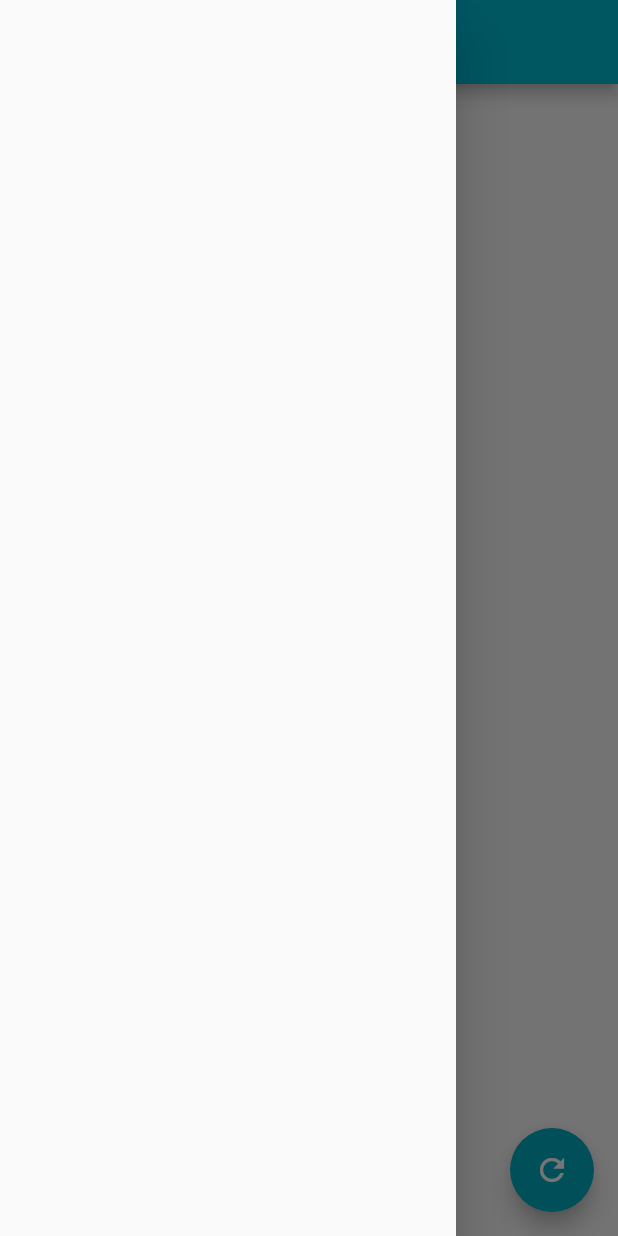
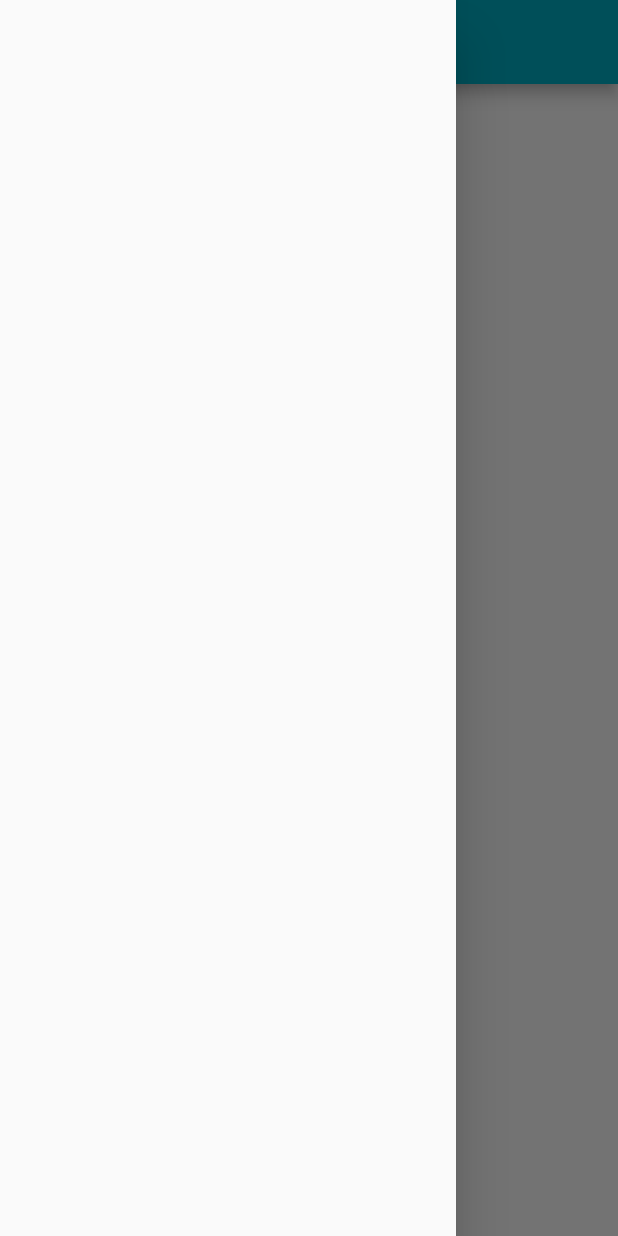
Before and after one commit to realryankim/flutter-pokemon-app, a Flutter app: the screen it shows after launch, with the side drawer open, on a phone screen of 412 x 824 dp. Run offline on Flutter 3.47's test engine with Material 2 defaults, Android fonts, the light colour scheme and no system bars; our stand-ins replace get; network calls fail.

Commit message:
change ui color, add scrollToTop floatingActionButton

```diff
--- a/lib/main.dart
+++ b/lib/main.dart
@@ -16,7 +16,10 @@ class MyApp extends StatelessWidget {
       theme: ThemeData(
         primaryIconTheme: IconThemeData(color: Colors.white),
         primarySwatch: Colors.cyan,
-        accentColor: Colors.cyan[600],
+        colorScheme: ColorScheme.fromSwatch().copyWith(
+          primary: Colors.cyan[600],
+          secondary: Colors.cyan[600],
+        ),
         visualDensity: VisualDensity.adaptivePlatformDensity,
         primaryTextTheme: TextTheme(
           headline6: TextStyle(color: Colors.white),
--- a/lib/src/binding/init_binding.dart
+++ b/lib/src/binding/init_binding.dart
@@ -1,3 +1,4 @@
+import 'package:flutter_pokemon_app/src/controller/home_controller.dart';
 import 'package:flutter_pokemon_app/src/repository/pokemon_repository.dart';
 import 'package:get/get.dart';
 
@@ -5,5 +6,6 @@ class InitBinding implements Bindings {
   @override
   void dependencies() {
     Get.put(PokemonRepository(), permanent: true);
+    Get.put(HomeController());
   }
 }
--- a/lib/src/home.dart
+++ b/lib/src/home.dart
@@ -3,14 +3,13 @@ import 'package:flutter_pokemon_app/src/controller/home_controller.dart';
 import 'package:flutter_pokemon_app/src/pokomon_detail.dart';
 import 'package:get/get.dart';
 
-class Home extends StatelessWidget {
+class Home extends GetView<HomeController> {
   Home({Key? key}) : super(key: key);
-
-  final HomeController controller = Get.put(HomeController());
 
   @override
   Widget build(BuildContext context) {
-    return Scaffold(
+    return Obx(
+      () => Scaffold(
         appBar: AppBar(
           title: Text(
             "Pokemon App",
@@ -23,8 +22,8 @@ class Home extends StatelessWidget {
         drawer: Drawer(),
         body: controller.pokemon.value.pokemon == null
             ? Center(child: CircularProgressIndicator())
-          : Obx(
-              () => GridView.count(
+            : GridView.count(
+                controller: controller.scrollController,
                 crossAxisCount: 2,
                 children: controller.pokemon.value.pokemon
                     .map(
@@ -33,7 +32,7 @@ class Home extends StatelessWidget {
                         child: InkWell(
                           onTap: () {
                             Get.to(
-                              PokemonDetail(
+                              () => PokemonDetail(
                                 pokemon: poke,
                               ),
                             );
@@ -71,10 +70,14 @@ class Home extends StatelessWidget {
                     )
                     .toList(),
               ),
+        floatingActionButton: controller.showBackToTopButton.value == false
+            ? null
+            : FloatingActionButton(
+                onPressed: () {
+                  controller.scrollToTop();
+                },
+                child: Icon(Icons.arrow_upward),
               ),
-      floatingActionButton: FloatingActionButton(
-        onPressed: () {},
-        child: Icon(Icons.refresh),
       ),
     );
   }
--- a/lib/src/models/pokemon.dart
+++ b/lib/src/models/pokemon.dart
@@ -1,9 +1,3 @@
-import 'dart:convert';
-
-Pokemon pokemonFromJson(String str) => Pokemon.fromJson(json.decode(str));
-
-String pokemonToJson(Pokemon data) => json.encode(data.toJson());
-
 class Pokemon {
   Pokemon({
     required this.pokemon,
```
Also changed, not shown: lib/src/controller/home_controller.dart (+27 -2 lines), lib/src/pokomon_detail.dart (+9 -5 lines), lib/src/repository/pokemon_repository.dart (+4 -3 lines), pubspec.lock. Lines whose indentation alone changed are shown as unchanged.
